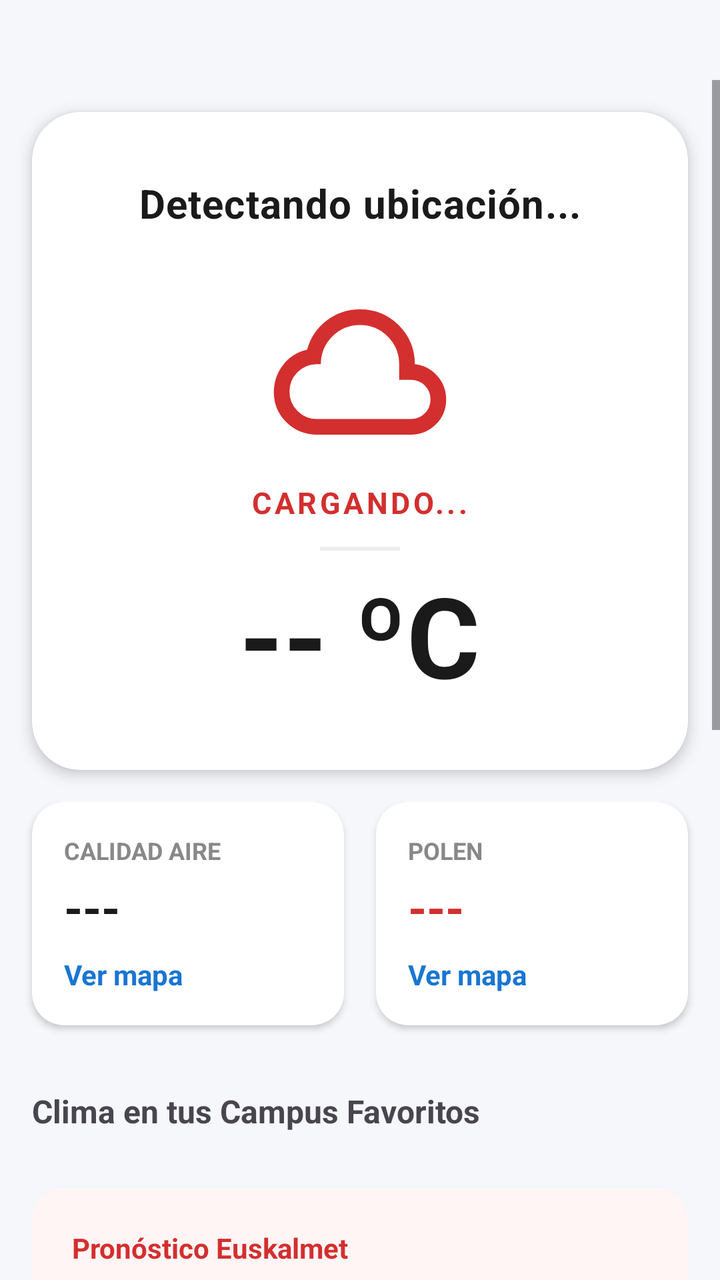
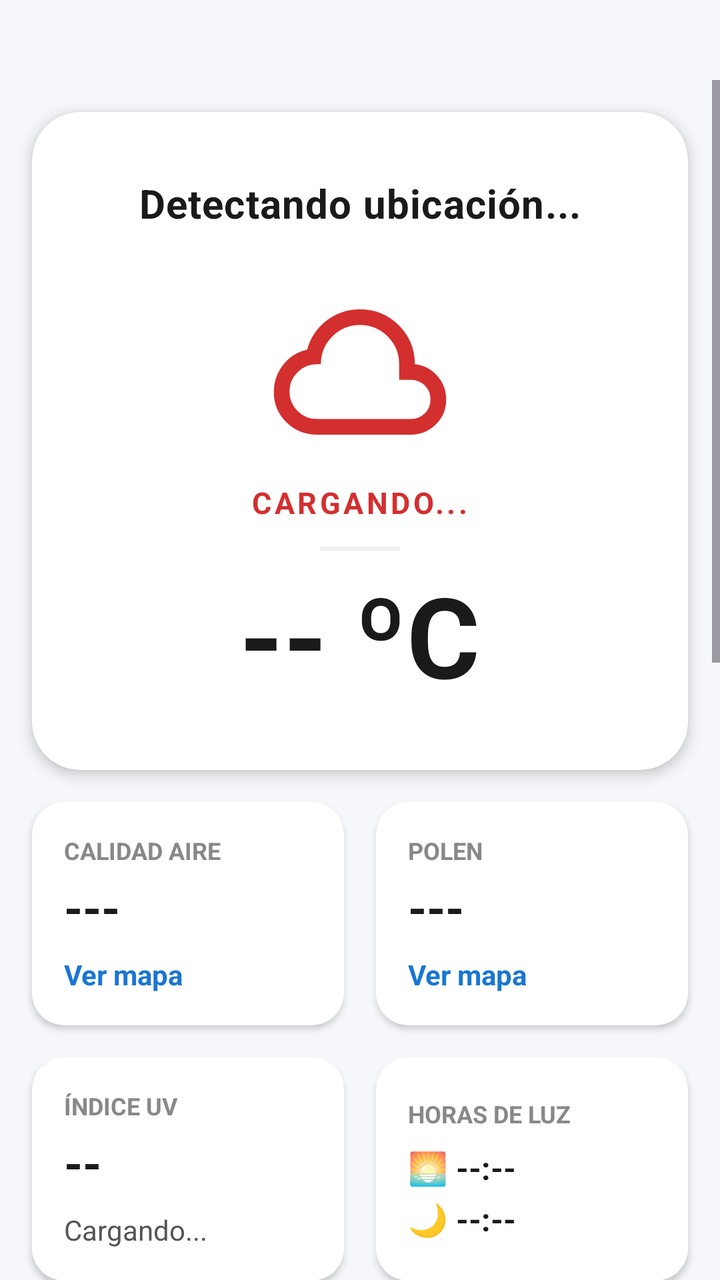

Compare the two renders of this Android layout. The source of the first and the diff that turns it into the second are given below.
<!-- AndroidManifest.xml: application theme Theme.Unigodas -->
<!-- res/layout/fragment_weather.xml -->
<?xml version="1.0" encoding="utf-8"?>
<ScrollView xmlns:android="http://schemas.android.com/apk/res/android"
    xmlns:app="http://schemas.android.com/apk/res-auto"
    android:layout_width="match_parent"
    android:layout_height="match_parent"
    android:fillViewport="true"
    android:paddingTop="40dp"
    android:clipToPadding="false"
    android:background="#F5F7FA">

    <LinearLayout
        android:layout_width="match_parent"
        android:layout_height="match_parent"
        android:orientation="vertical">

        <androidx.cardview.widget.CardView
            android:layout_width="match_parent"
            android:layout_height="wrap_content"
            android:layout_margin="16dp"
            app:cardCornerRadius="24dp"
            app:cardElevation="4dp"
            app:cardBackgroundColor="@android:color/white">

            <LinearLayout
                android:layout_width="match_parent"
                android:layout_height="wrap_content"
                android:orientation="vertical"
                android:gravity="center"
                android:padding="32dp">

                <TextView
                    android:id="@+id/tvUbicacionPrincipal"
                    android:layout_width="wrap_content"
                    android:layout_height="wrap_content"
                    android:text="Detectando ubicación..."
                    android:textSize="20sp"
                    android:textStyle="bold"
                    android:textColor="#1A1A1A"
                    android:letterSpacing="0.02" />

                <ImageView
                    android:id="@+id/ivIconoClimaPrincipal"
                    android:layout_width="110dp"
                    android:layout_height="110dp"
                    android:layout_marginTop="16dp"
                    android:padding="8dp"
                    android:src="@drawable/ic_clima_nubes"
                    app:tint="#D32F2F" /> <TextView
                android:id="@+id/tvDescripcionClima"
                android:layout_width="wrap_content"
                android:layout_height="wrap_content"
                android:text="Cargando..."
                android:textSize="15sp"
                android:textAllCaps="true"
                android:letterSpacing="0.1"
                android:textColor="#D32F2F"
                android:textStyle="bold" />

                <View
                    android:layout_width="40dp"
                    android:layout_height="2dp"
                    android:background="#EEEEEE"
                    android:layout_marginTop="12dp"
                    android:layout_marginBottom="12dp" />

                <TextView
                    android:id="@+id/tvTemperaturaPrincipal"
                    android:layout_width="wrap_content"
                    android:layout_height="wrap_content"
                    android:text="-- ºC"
                    android:textSize="56sp"
                    android:textStyle="bold"
                    android:textColor="#1A1A1A"
                    android:includeFontPadding="false" />

            </LinearLayout>
        </androidx.cardview.widget.CardView>

        <LinearLayout
            android:layout_width="match_parent"
            android:layout_height="wrap_content"
            android:orientation="horizontal"
            android:layout_marginHorizontal="12dp"
            android:paddingHorizontal="4dp"
            android:paddingBottom="8dp"
            android:layout_marginBottom="8dp"
            android:clipToPadding="false"
            android:baselineAligned="false">

            <androidx.cardview.widget.CardView
                android:id="@+id/cvMapaAire"
                android:layout_width="0dp"
                android:layout_height="wrap_content"
                android:layout_weight="1"
                android:layout_marginEnd="8dp"
                app:cardCornerRadius="16dp"
                app:cardElevation="2dp"
                android:clickable="true"
                android:focusable="true"
                android:foreground="?attr/selectableItemBackground"
                app:cardBackgroundColor="@android:color/white">

                <LinearLayout
                    android:layout_width="match_parent"
                    android:layout_height="wrap_content"
                    android:orientation="vertical"
                    android:padding="16dp">

                    <TextView
                        android:layout_width="wrap_content"
                        android:layout_height="wrap_content"
                        android:text="CALIDAD AIRE"
                        android:textSize="12sp"
                        android:textStyle="bold"
                        android:textColor="#888888" />

                    <TextView
                        android:id="@+id/tvIndiceAire"
                        android:layout_width="wrap_content"
                        android:layout_height="wrap_content"
                        android:text="---"
                        android:textSize="24sp"
                        android:textStyle="bold"
                        android:textColor="#1A1A1A"
                        android:layout_marginTop="4dp"/>

                    <TextView
                        android:layout_width="wrap_content"
                        android:layout_height="wrap_content"
                        android:text="Ver mapa "
                        android:textSize="14sp"
                        android:textColor="#1976D2"
                        android:textStyle="bold"
                        android:layout_marginTop="8dp"/>
                </LinearLayout>
            </androidx.cardview.widget.CardView>

            <androidx.cardview.widget.CardView
                android:id="@+id/cvMapaPolen"
                android:layout_width="0dp"
                android:layout_height="wrap_content"
                android:layout_weight="1"
                android:layout_marginStart="8dp"
                app:cardCornerRadius="16dp"
                app:cardElevation="2dp"
                android:clickable="true"
                android:focusable="true"
                android:foreground="?attr/selectableItemBackground"
                app:cardBackgroundColor="@android:color/white">

                <LinearLayout
                    android:layout_width="match_parent"
                    android:layout_height="wrap_content"
                    android:orientation="vertical"
                    android:padding="16dp">

                    <TextView
                        android:layout_width="wrap_content"
                        android:layout_height="wrap_content"
                        android:text="POLEN"
                        android:textSize="12sp"
                        android:textStyle="bold"
                        android:textColor="#888888" />

                    <TextView
                        android:id="@+id/tvIndicePolen"
                        android:layout_width="wrap_content"
                        android:layout_height="wrap_content"
                        android:text="---"
                        android:textSize="24sp"
                        android:textStyle="bold"
                        android:textColor="#D32F2F"
                        android:layout_marginTop="4dp"/>

                    <TextView
                        android:layout_width="wrap_content"
                        android:layout_height="wrap_content"
                        android:text="Ver mapa"
                        android:textSize="14sp"
                        android:textColor="#1976D2"
                        android:textStyle="bold"
                        android:layout_marginTop="8dp"/>
                </LinearLayout>
            </androidx.cardview.widget.CardView>
        </LinearLayout>
        <TextView
            android:layout_width="match_parent"
            android:layout_height="wrap_content"
            android:text="Clima en tus Campus Favoritos"
            android:textSize="16sp"
            android:textStyle="bold"
            android:paddingHorizontal="16dp"
            android:paddingTop="16dp"
            android:paddingBottom="8dp" />

        <GridLayout
            android:id="@+id/glFavoritosContainer"
            android:layout_width="match_parent"
            android:layout_height="wrap_content"
            android:columnCount="3"
            android:paddingHorizontal="12dp"
            android:alignmentMode="alignMargins" />

        <androidx.cardview.widget.CardView
            android:layout_width="match_parent"
            android:layout_height="wrap_content"
            android:layout_marginHorizontal="16dp"
            android:layout_marginTop="20dp"
            android:layout_marginBottom="8dp"
            app:cardCornerRadius="16dp"
            app:cardElevation="0dp"
            app:cardBackgroundColor="#FFF5F5">
            <LinearLayout
                android:layout_width="match_parent"
                android:layout_height="wrap_content"
                android:orientation="vertical"
                android:padding="20dp">

                <TextView
                    android:layout_width="wrap_content"
                    android:layout_height="wrap_content"
                    android:text="Pronóstico Euskalmet"
                    android:textStyle="bold"
                    android:textSize="14sp"
                    android:textColor="#D32F2F" />
                <TextView
                    android:id="@+id/tvPronosticoBilbao"
                    android:layout_width="match_parent"
                    android:layout_height="wrap_content"
                    android:layout_marginTop="8dp"
                    android:text="Cargando información oficial..."
                    android:textSize="14sp"
                    android:lineHeight="20sp"
                    android:textColor="#444444" />
            </LinearLayout>
        </androidx.cardview.widget.CardView>

        <TextView
            android:layout_width="match_parent"
            android:layout_height="wrap_content"
            android:text="Radar de Precipitaciones en Vivo"
            android:textSize="16sp"
            android:textStyle="bold"
            android:padding="16dp"
            android:layout_marginTop="8dp"/>

        <WebView
            android:id="@+id/wvRadarLluvia"
            android:layout_width="match_parent"
            android:layout_height="400dp"
            android:layout_margin="16dp"
            android:background="@android:color/darker_gray"/>

    </LinearLayout>
</ScrollView>
<!-- resources referenced by this layout -->
<resources>
  <!-- drawable ic_clima_nubes (drawable) -->
  <vector xmlns:android="http://schemas.android.com/apk/res/android" android:height="24dp" android:tint="#000000" android:viewportHeight="960" android:viewportWidth="960" android:width="24dp">
        
      <path android:fillColor="@android:color/white" android:pathData="M260,800Q169,800 104.5,737Q40,674 40,583Q40,505 87,444Q134,383 210,366Q235,274 310,217Q385,160 480,160Q597,160 678.5,241.5Q760,323 760,440L760,440L760,440Q829,448 874.5,499.5Q920,551 920,620Q920,695 867.5,747.5Q815,800 740,800L260,800ZM260,720L740,720Q782,720 811,691Q840,662 840,620Q840,578 811,549Q782,520 740,520L680,520L680,440Q680,357 621.5,298.5Q563,240 480,240Q397,240 338.5,298.5Q280,357 280,440L280,440L260,440Q202,440 161,481Q120,522 120,580Q120,638 161,679Q202,720 260,720ZM480,480Q480,480 480,480Q480,480 480,480Q480,480 480,480Q480,480 480,480L480,480L480,480Q480,480 480,480Q480,480 480,480Q480,480 480,480Q480,480 480,480L480,480L480,480Q480,480 480,480Q480,480 480,480Q480,480 480,480Q480,480 480,480Z"/>
      
  </vector>
  <style name="Theme.Unigodas" parent="Base.Theme.Unigodas" />
  <style name="Base.Theme.Unigodas" parent="Theme.Material3.DayNight.NoActionBar">
          
          <item name="colorPrimary">@color/bilbao_red</item>
          <item name="colorOnPrimary">@color/white</item>
          <item name="colorPrimaryContainer">@color/bilbao_red_dark</item>
  
          
          <item name="colorSecondary">@color/bilbao_grey_dark</item>
          <item name="colorOnSecondary">@color/white</item>
  
          
          <item name="android:colorBackground">@color/bg_light</item>
          <item name="colorSurface">@color/white</item>
  
          <item name="preferenceTheme">@style/PreferenceThemeOverlay</item>
      </style>
  <color name="bilbao_red">#FFCC0000</color>
  <color name="white">#FFFFFF</color>
  <color name="bilbao_red_dark">#FF990000</color>
  <color name="bilbao_grey_dark">#FF333333</color>
  <color name="bg_light">#F4F4F4</color>
</resources>

<!-- the commit's change to res/layout/fragment_weather.xml (unified diff, before → after) -->
@@ -169,7 +169,7 @@
                         android:text="---"
                         android:textSize="24sp"
                         android:textStyle="bold"
-                        android:textColor="#D32F2F"
+                        android:textColor="#1A1A1A"
                         android:layout_marginTop="4dp"/>
 
                     <TextView
@@ -180,6 +180,107 @@
                         android:textColor="#1976D2"
                         android:textStyle="bold"
                         android:layout_marginTop="8dp"/>
+                </LinearLayout>
+            </androidx.cardview.widget.CardView>
+        </LinearLayout>
+        <LinearLayout
+            android:layout_width="match_parent"
+            android:layout_height="wrap_content"
+            android:orientation="horizontal"
+            android:layout_marginHorizontal="12dp"
+            android:paddingHorizontal="4dp"
+            android:paddingBottom="8dp"
+            android:layout_marginBottom="16dp"
+            android:clipToPadding="false"
+            android:baselineAligned="false">
+
+            <androidx.cardview.widget.CardView
+                android:layout_width="0dp"
+                android:layout_height="match_parent"
+                android:layout_weight="1"
+                android:layout_marginEnd="8dp"
+                app:cardCornerRadius="16dp"
+                app:cardElevation="2dp"
+                app:cardBackgroundColor="@android:color/white">
+
+                <LinearLayout
+                    android:layout_width="match_parent"
+                    android:layout_height="match_parent"
+                    android:orientation="vertical"
+                    android:padding="16dp">
+
+                    <TextView
+                        android:layout_width="wrap_content"
+                        android:layout_height="wrap_content"
+                        android:text="ÍNDICE UV"
+                        android:textSize="12sp"
+                        android:textStyle="bold"
+                        android:textColor="#888888" />
+
+                    <TextView
+                        android:id="@+id/tvValorUV"
+                        android:layout_width="wrap_content"
+                        android:layout_height="wrap_content"
+                        android:text="--"
+                        android:textSize="24sp"
+                        android:textStyle="bold"
+                        android:textColor="#1A1A1A"
+                        android:layout_marginTop="4dp"/>
+
+                    <TextView
+                        android:id="@+id/tvDescUV"
+                        android:layout_width="wrap_content"
+                        android:layout_height="wrap_content"
+                        android:text="Cargando..."
+                        android:textSize="14sp"
+                        android:textColor="#555555"
+                        android:layout_marginTop="8dp"/>
+                </LinearLayout>
+            </androidx.cardview.widget.CardView>
+
+            <androidx.cardview.widget.CardView
+                android:layout_width="0dp"
+                android:layout_height="match_parent"
+                android:layout_weight="1"
+                android:layout_marginStart="8dp"
+                app:cardCornerRadius="16dp"
+                app:cardElevation="2dp"
+                app:cardBackgroundColor="@android:color/white">
+
+                <LinearLayout
+                    android:layout_width="match_parent"
+                    android:layout_height="match_parent"
+                    android:orientation="vertical"
+                    android:padding="16dp"
+                    android:gravity="center_vertical">
+
+                    <TextView
+                        android:layout_width="wrap_content"
+                        android:layout_height="wrap_content"
+                        android:text="HORAS DE LUZ"
+                        android:textSize="12sp"
+                        android:textStyle="bold"
+                        android:textColor="#888888" />
+
+                    <TextView
+                        android:id="@+id/tvAmanecer"
+                        android:layout_width="wrap_content"
+                        android:layout_height="wrap_content"
+                        android:text="🌅 --:--"
+                        android:textSize="16sp"
+                        android:textStyle="bold"
+                        android:textColor="#1A1A1A"
+                        android:layout_marginTop="8dp"/>
+
+                    <TextView
+                        android:id="@+id/tvAnochecer"
+                        android:layout_width="wrap_content"
+                        android:layout_height="wrap_content"
+                        android:text="🌙 --:--"
+                        android:textSize="16sp"
+                        android:textStyle="bold"
+                        android:textColor="#1A1A1A"
+                        android:layout_marginTop="4dp"/>
                 </LinearLayout>
             </androidx.cardview.widget.CardView>
         </LinearLayout>
